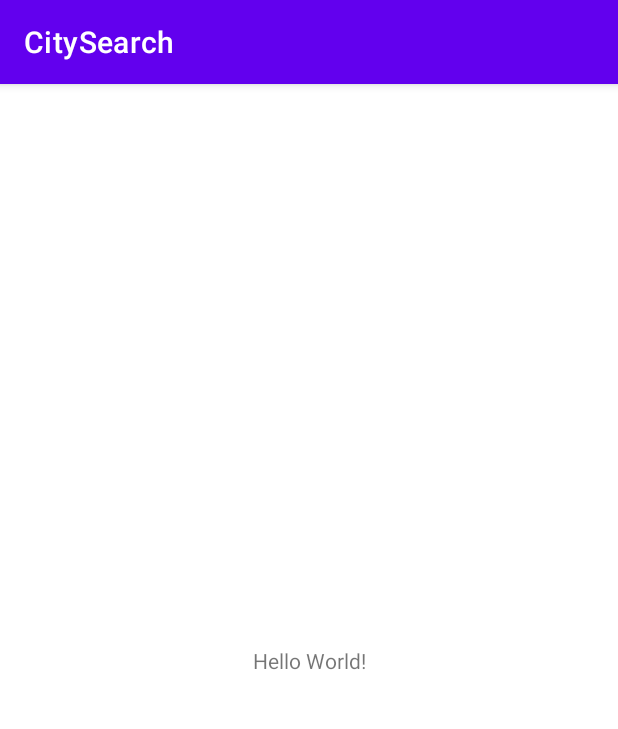
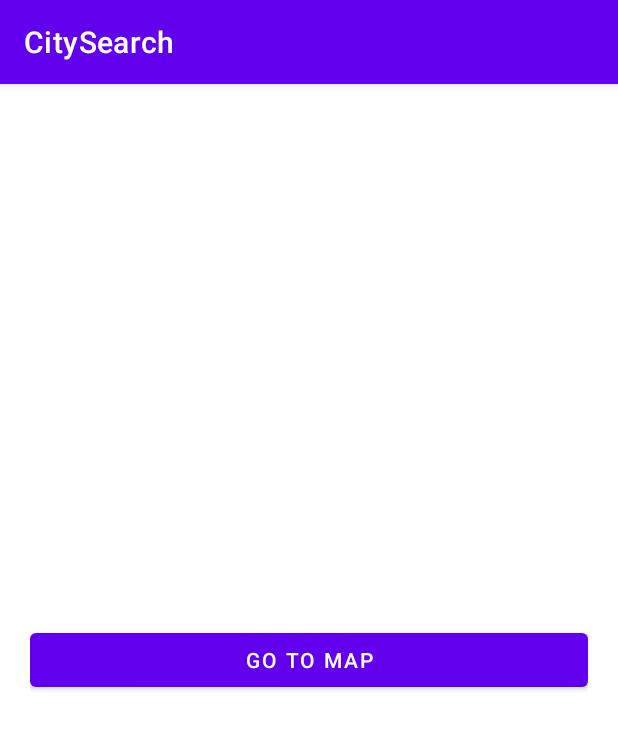
Before and after one commit to Irfanulhaq1991/multilangual_city_search, an Android app: the screen it shows after launch (MainActivity), on a phone screen of 412 x 824 dp. Shown: the top 729 px of the screen. Run offline under Robolectric (Android 15) with nearby library versions, the phone set to English and light mode, and no system bars; our stand-ins replace data binding.

Commit message:
Databinding is enabled and jetpack navigation component is added

```diff
--- /dev/null
+++ b/app/src/main/java/com/example/citysearch/view/HomeFragment.kt
@@ -0,0 +1,38 @@
+package com.example.citysearch.view
+
+import android.os.Bundle
+import androidx.fragment.app.Fragment
+import android.view.LayoutInflater
+import android.view.View
+import android.view.ViewGroup
+import android.widget.Button
+import androidx.navigation.fragment.findNavController
+import com.example.citysearch.R
+import com.example.citysearch.databinding.FragmentHomeBinding
+import com.example.citysearch.domain.Coordinates
+import org.koin.android.ext.android.bind
+
+
+class HomeFragment : Fragment() {
+
+   private val binding: FragmentHomeBinding by lazy {
+        FragmentHomeBinding.inflate(requireActivity().layoutInflater)
+    }
+
+    override fun onCreateView(
+        inflater: LayoutInflater, container: ViewGroup?,
+        savedInstanceState: Bundle?
+    ): View {
+        // Inflate the layout for this fragment
+        return binding.root//inflater.inflate(R.layout.fragment_home, container, false)
+    }
+
+    override fun onViewCreated(view: View, savedInstanceState: Bundle?) {
+
+        binding.btnNav.setOnClickListener {
+            val action =
+                HomeFragmentDirections.actionHomeFragmentToMapFragment(Coordinates(0.0, 0.0))
+            findNavController().navigate(action)
+        }
+    }
+}
--- a/app/src/main/res/layout/activity_main.xml
+++ b/app/src/main/res/layout/activity_main.xml
@@ -6,13 +6,16 @@
     android:layout_height="match_parent"
     tools:context=".view.MainActivity">
 
-    <TextView
-        android:layout_width="wrap_content"
-        android:layout_height="wrap_content"
-        android:text="Hello World!"
+    <androidx.fragment.app.FragmentContainerView
+        android:id="@+id/nav_host_fragment"
+        android:name="androidx.navigation.fragment.NavHostFragment"
+        android:layout_width="0dp"
+        android:layout_height="0dp"
+        app:defaultNavHost="true"
         app:layout_constraintBottom_toBottomOf="parent"
         app:layout_constraintLeft_toLeftOf="parent"
         app:layout_constraintRight_toRightOf="parent"
-        app:layout_constraintTop_toTopOf="parent" />
 
+        app:layout_constraintTop_toTopOf="parent"
+        app:navGraph="@navigation/nav_graph" />
 </androidx.constraintlayout.widget.ConstraintLayout>
--- /dev/null
+++ b/app/src/main/res/layout/fragment_home.xml
@@ -0,0 +1,22 @@
+<?xml version="1.0" encoding="utf-8"?>
+<layout>
+<androidx.constraintlayout.widget.ConstraintLayout xmlns:android="http://schemas.android.com/apk/res/android"
+    xmlns:app="http://schemas.android.com/apk/res-auto"
+    xmlns:tools="http://schemas.android.com/tools"
+    android:layout_width="match_parent"
+    android:layout_height="match_parent"
+    tools:context=".view.HomeFragment"
+    android:padding="20dp">
+
+    <Button
+        android:id="@+id/btn_nav"
+        android:layout_width="match_parent"
+        android:layout_height="wrap_content"
+        android:text="Go to map"
+        app:layout_constraintBottom_toBottomOf="parent"
+        app:layout_constraintEnd_toEndOf="parent"
+        app:layout_constraintStart_toStartOf="parent"
+        app:layout_constraintTop_toTopOf="parent" />
+
+</androidx.constraintlayout.widget.ConstraintLayout>
+</layout>
--- /dev/null
+++ b/app/src/main/res/navigation/nav_graph.xml
@@ -0,0 +1,27 @@
+<?xml version="1.0" encoding="utf-8"?>
+<navigation xmlns:android="http://schemas.android.com/apk/res/android"
+    xmlns:app="http://schemas.android.com/apk/res-auto"
+    xmlns:tools="http://schemas.android.com/tools"
+    android:id="@+id/nav_graph"
+    app:startDestination="@id/homeFragment">
+
+    <fragment
+        android:id="@+id/homeFragment"
+        android:name="com.example.citysearch.view.HomeFragment"
+        android:label="HomeFragment" >
+        <action
+            android:id="@+id/action_homeFragment_to_mapFragment"
+            app:destination="@id/mapFragment" />
+    </fragment>
+
+
+    <fragment
+        android:id="@+id/mapFragment"
+        android:name="com.example.citysearch.view.MapFragment"
+        android:label="fragment_map"
+        tools:layout="@layout/fragment_map" >
+        <argument
+            android:name="coordinates"
+            app:argType="com.example.citysearch.domain.Coordinates" />
+    </fragment>
+</navigation>
--- a/app/src/main/res/values/strings.xml
+++ b/app/src/main/res/values/strings.xml
@@ -1,3 +1,5 @@
 <resources>
     <string name="app_name">CitySearch</string>
+    <!-- TODO: Remove or change this placeholder text -->
+    <string name="hello_blank_fragment">Hello blank fragment</string>
 </resources>
--- a/build.gradle
+++ b/build.gradle
@@ -1,5 +1,7 @@
 // Top-level build file where you can add configuration options common to all sub-projects/modules.
 buildscript {
+    ext.nav_version = "2.5.1"
+
     repositories {
         google()
         mavenCentral()
@@ -7,6 +9,7 @@ buildscript {
     dependencies {
         classpath "com.android.tools.build:gradle:7.0.2"
         classpath "org.jetbrains.kotlin:kotlin-gradle-plugin:1.5.20"
+        classpath "androidx.navigation:navigation-safe-args-gradle-plugin:$nav_version"
 
         // NOTE: Do not place your application dependencies here; they belong
         // in the individual module build.gradle files
```
Also changed, not shown: app/build.gradle (+9 -2 lines), app/src/main/java/com/example/citysearch/domain/City.kt (+10 -2 lines), app/src/main/java/com/example/citysearch/view/MapFragment.kt (added, +34 -0 lines), app/src/main/res/layout/fragment_map.xml (added, +24 -0 lines).
